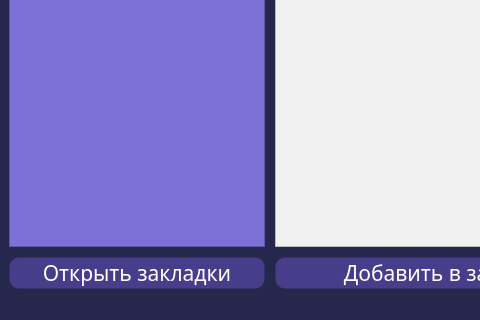
Above: mainwindow.ui from D4nteSt/PyProgHandbook before the change; both pictures show x 0 to 480 and y 540 to 860 of the 1367 by 860 pixel window. Below: the same form after it.
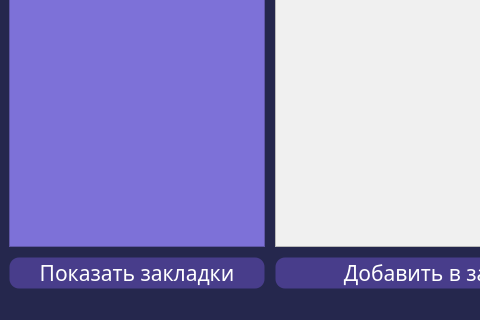
That is the form after the change.

Commit message:
bookmarks -> save bookmarks after exit
сделать сохранение закладок после закрытия приложения, поработать с интерфейсом и самое сложное в оформлении html файлов и заполнение json файла+ проверка работоспособности при больших текстах и объемах элементов

Diff of the .ui file:
```diff
--- a/mainwindow.ui
+++ b/mainwindow.ui
@@ -103,7 +103,7 @@
 </string>
         </property>
         <property name="text">
-         <string>Открыть закладки</string>
+         <string>Показать закладки</string>
         </property>
        </widget>
       </item>
```
Left out of the diff: 16 changed lines with no effect on the pictures. The commit also changes 2 other files.
